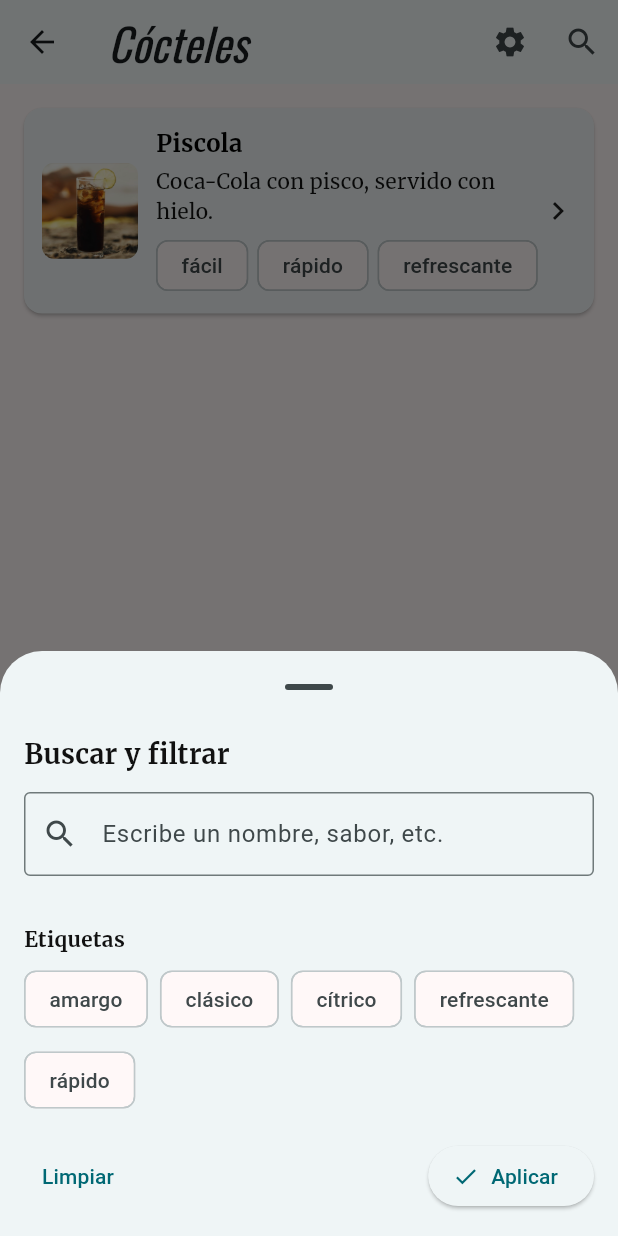
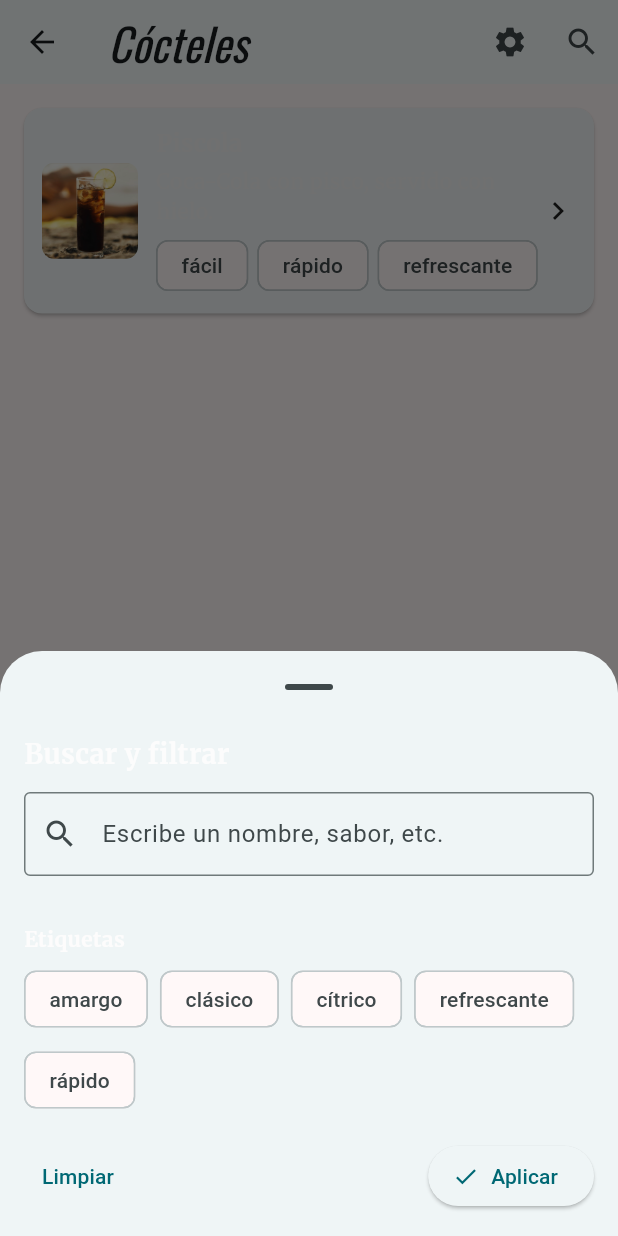
Before and after one commit to sebato123/BarApp, a Flutter app: the Cocteles screen opened directly, after a tap on the "search" icon, on a phone screen of 412 x 824 dp. Run offline on Flutter 3.47's test engine with Material 3 defaults, Android fonts, the phone set to English and light mode, and no system bars; our stand-ins replace google_fonts, logger, shared_preferences; accounts and stored records are empty; Roboto replaces fonts that are missing (AR One Sans); statements that could not run were skipped.

Commit message:
orden de txt

```diff
--- a/lib/pages/navegation/cocteles.dart
+++ b/lib/pages/navegation/cocteles.dart
@@ -211,7 +211,7 @@ Servir pisco sobre hielo y completar con cola.
                   crossAxisAlignment: CrossAxisAlignment.start,
                   children: [
                     const Text('Buscar y filtrar',
-                        style: TextStyle(fontSize: 18, fontWeight: FontWeight.bold, color: Color.fromARGB(255, 17, 17, 17),)),
+                        style: TextStyle(fontSize: 18, fontWeight: FontWeight.bold, color: Color.fromARGB(255, 252, 252, 252),)),
                     const SizedBox(height: 12),
 
 
@@ -231,7 +231,7 @@ Servir pisco sobre hielo y completar con cola.
 
                     const SizedBox(height: 16),
                     const Text('Etiquetas',
-                        style: TextStyle(fontWeight: FontWeight.bold, color: Color.fromARGB(255, 17, 17, 17),)),
+                        style: TextStyle(fontWeight: FontWeight.bold, color: Color.fromARGB(255, 253, 252, 252),)),
                     const SizedBox(height: 6),
                     Wrap(
                       spacing: 8,
@@ -385,7 +385,7 @@ Servir pisco sobre hielo y completar con cola.
                           Text(
                             it["nombre"] as String,
                             style: const TextStyle(
-                              color: Color.fromARGB(255, 0, 0, 0),
+                              color: Color.fromARGB(255, 245, 244, 244),
                               fontWeight: FontWeight.bold,
                               fontSize: 16,
                             ),
@@ -393,7 +393,7 @@ Servir pisco sobre hielo y completar con cola.
                           const SizedBox(height: 4),
                           Text(
                             it["descripcion"] as String,
-                            style: const TextStyle(color: Color.fromARGB(255, 17, 17, 17)),
+                            style: const TextStyle(color: Color.fromARGB(255, 244, 244, 244)),
                           ),
                           const SizedBox(height: 6),
                           Wrap(
@@ -447,7 +447,7 @@ class DetalleCoctel extends StatelessWidget {
       appBar: AppBar(
         title: Text(
           nombre,
-          style: const TextStyle(color: Color.fromARGB(255, 0, 0, 0)),
+          style: const TextStyle(color: Color.fromARGB(255, 253, 253, 253)),
         ),
       ),
       body: ListView(
@@ -457,7 +457,7 @@ class DetalleCoctel extends StatelessWidget {
             borderRadius: BorderRadius.circular(12),
             child: Container(
               decoration: BoxDecoration(
-                border: Border.all(width: 8, color: const Color.fromARGB(255, 0, 0, 0)),
+                border: Border.all(width: 8, color: const Color.fromARGB(255, 237, 236, 236)),
               ),
               child: Image.asset(imagen),
             ),
@@ -466,13 +466,13 @@ class DetalleCoctel extends StatelessWidget {
           const SizedBox(height: 4),
           Text(
             descripcion,
-            style: const TextStyle(fontSize: 16, color: Color.fromARGB(255, 17, 17, 17)),
+            style: const TextStyle(fontSize: 16, color: Color.fromARGB(255, 254, 254, 254)),
           ),
           const SizedBox(height: 16),
           const Text(
             "Medidas",
             style: TextStyle(
-              color: Color.fromARGB(255, 0, 0, 0),
+              color: Color.fromARGB(255, 253, 253, 253),
               fontSize: 18,
               fontWeight: FontWeight.w600,
             ),
@@ -483,7 +483,7 @@ class DetalleCoctel extends StatelessWidget {
             style: const TextStyle(
               fontSize: 16,
               height: 1.4,
-              color: Color.fromARGB(255, 17, 17, 17),
+              color: Color.fromARGB(255, 248, 247, 247),
             ),
           ),
         ],
```
Lines whose indentation alone changed are shown as unchanged.
